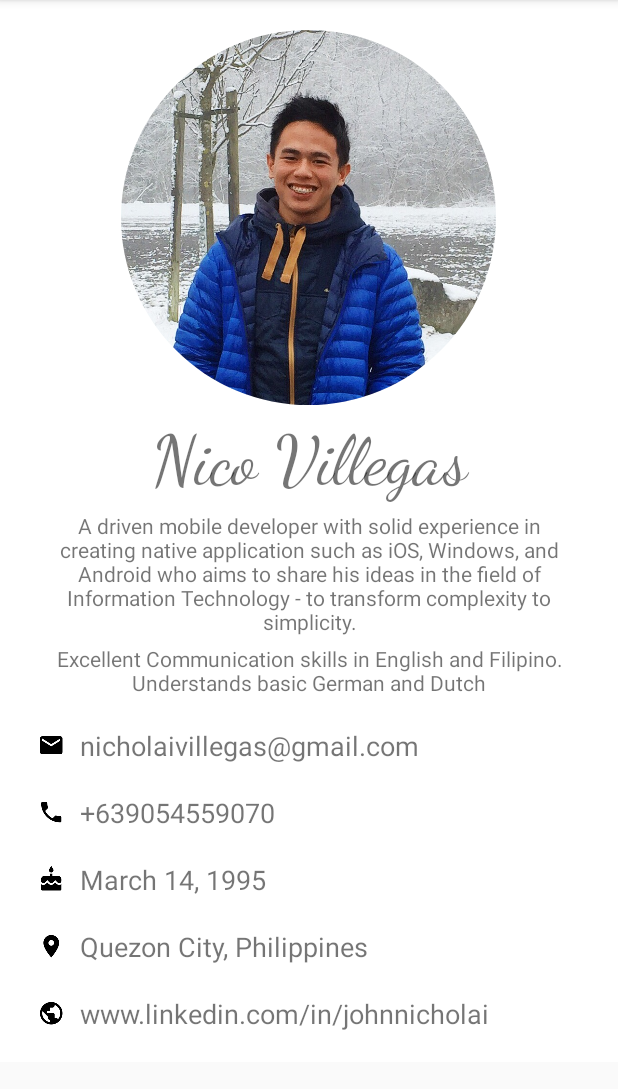
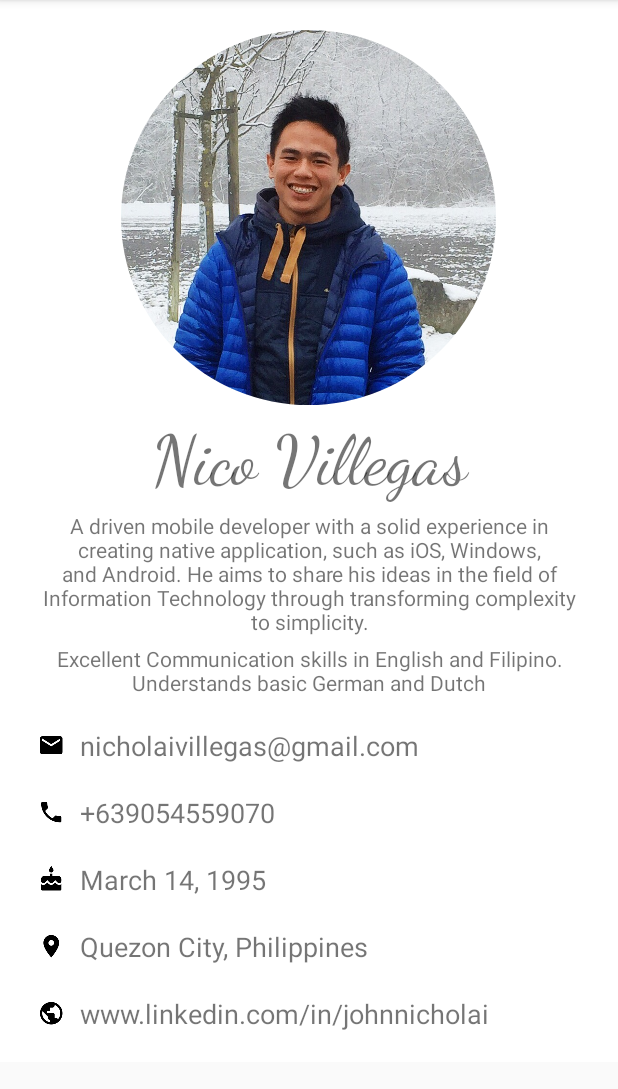
Before and after one commit to nicholaivillegas/myprofile, an Android app: the fragment SummaryFragment shown on its own in the app's theme, on a phone screen of 412 x 824 dp, the part 84-1173 px from its top. Run offline under Robolectric (Android 15) with nearby library versions, the phone set to English and light mode, and no system bars; our stand-ins replace CircleImageView.

Commit message:
edited summary text

```diff
--- a/app/src/main/res/layout/fragment_summary.xml
+++ b/app/src/main/res/layout/fragment_summary.xml
@@ -41,7 +41,7 @@
                 android:layout_height="wrap_content"
                 android:layout_marginTop="5dp"
                 android:gravity="center"
-                android:text="A driven mobile developer with solid experience in creating native application such as iOS, Windows, and Android who aims to share his ideas in the field of Information Technology - to transform complexity to simplicity." />
+                android:text="A driven mobile developer with a solid experience in creating native application, such as iOS, Windows, and Android. He aims to share his ideas in the field of Information Technology through transforming complexity to simplicity." />
 
             <TextView
                 android:layout_width="match_parent"
```
